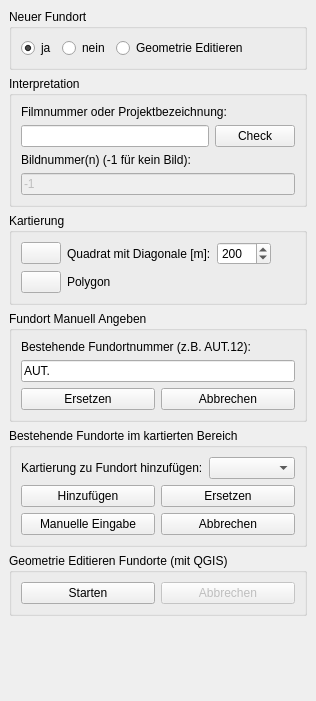
Qt form APIS/forms/apis_site_mapping_form.ui (APIS-Luftbildarchiv/APIS) before a commit.
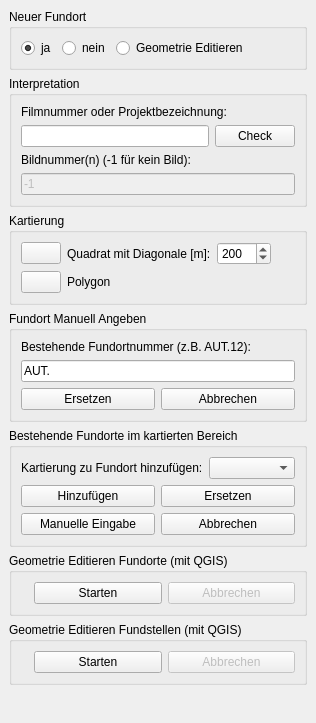
The same form after that commit. Icons and pictures are not drawn.

Patch:
```diff
--- a/APIS/forms/apis_site_mapping_form.ui
+++ b/APIS/forms/apis_site_mapping_form.ui
@@ -7,7 +7,7 @@
     <x>0</x>
     <y>0</y>
     <width>316</width>
-    <height>701</height>
+    <height>723</height>
    </rect>
   </property>
   <property name="windowIcon">
@@ -422,8 +422,27 @@
        <string>Geometrie Editieren Fundorte (mit QGIS)</string>
       </property>
       <layout class="QHBoxLayout" name="horizontalLayout_11">
+       <item>
+        <widget class="QLabel" name="label">
+         <property name="sizePolicy">
+          <sizepolicy hsizetype="Minimum" vsizetype="Minimum">
+           <horstretch>0</horstretch>
+           <verstretch>0</verstretch>
+          </sizepolicy>
+         </property>
+         <property name="pixmap">
+          <pixmap resource="resource.qrc">:/plugins/APIS/icons/site.png</pixmap>
+         </property>
+        </widget>
+       </item>
        <item>
         <widget class="QPushButton" name="uiEditGeometryStartBtn">
+         <property name="sizePolicy">
+          <sizepolicy hsizetype="Expanding" vsizetype="Fixed">
+           <horstretch>0</horstretch>
+           <verstretch>0</verstretch>
+          </sizepolicy>
+         </property>
          <property name="text">
           <string>Starten</string>
          </property>
@@ -437,6 +456,74 @@
         <widget class="QPushButton" name="uiEditGeometryCancelBtn">
          <property name="enabled">
           <bool>false</bool>
+         </property>
+         <property name="sizePolicy">
+          <sizepolicy hsizetype="Expanding" vsizetype="Fixed">
+           <horstretch>0</horstretch>
+           <verstretch>0</verstretch>
+          </sizepolicy>
+         </property>
+         <property name="text">
+          <string>Abbrechen</string>
+         </property>
+         <property name="icon">
+          <iconset resource="resource.qrc">
+           <normaloff>:/plugins/APIS/icons/cancel.png</normaloff>:/plugins/APIS/icons/cancel.png</iconset>
+         </property>
+        </widget>
+       </item>
+      </layout>
+     </widget>
+    </item>
+    <item>
+     <widget class="QGroupBox" name="uiEditFindSpotGeometryGrp">
+      <property name="title">
+       <string>Geometrie Editieren Fundstellen (mit QGIS)</string>
+      </property>
+      <layout class="QHBoxLayout" name="horizontalLayout_12">
+       <item>
+        <widget class="QLabel" name="label_8">
+         <property name="sizePolicy">
+          <sizepolicy hsizetype="Minimum" vsizetype="Minimum">
+           <horstretch>0</horstretch>
+           <verstretch>0</verstretch>
+          </sizepolicy>
+         </property>
+         <property name="text">
+          <string/>
+         </property>
+         <property name="pixmap">
+          <pixmap resource="resource.qrc">:/plugins/APIS/icons/findspot.png</pixmap>
+         </property>
+        </widget>
+       </item>
+       <item>
+        <widget class="QPushButton" name="uiEditFindSpotGeometryStartBtn">
+         <property name="sizePolicy">
+          <sizepolicy hsizetype="Expanding" vsizetype="Fixed">
+           <horstretch>0</horstretch>
+           <verstretch>0</verstretch>
+          </sizepolicy>
+         </property>
+         <property name="text">
+          <string>Starten</string>
+         </property>
+         <property name="icon">
+          <iconset resource="resource.qrc">
+           <normaloff>:/plugins/APIS/icons/edit_geometry_polygon.png</normaloff>:/plugins/APIS/icons/edit_geometry_polygon.png</iconset>
+         </property>
+        </widget>
+       </item>
+       <item>
+        <widget class="QPushButton" name="uiEditFindSpotGeometryCancelBtn">
+         <property name="enabled">
+          <bool>false</bool>
+         </property>
+         <property name="sizePolicy">
+          <sizepolicy hsizetype="Expanding" vsizetype="Fixed">
+           <horstretch>0</horstretch>
+           <verstretch>0</verstretch>
+          </sizepolicy>
          </property>
          <property name="text">
           <string>Abbrechen</string>
```
